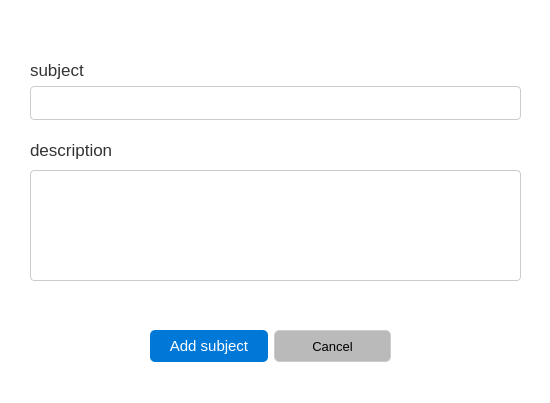
Qt form School_System/ui/AddSubjectDialog.ui (KasperJack/School-Management-System) before a commit.
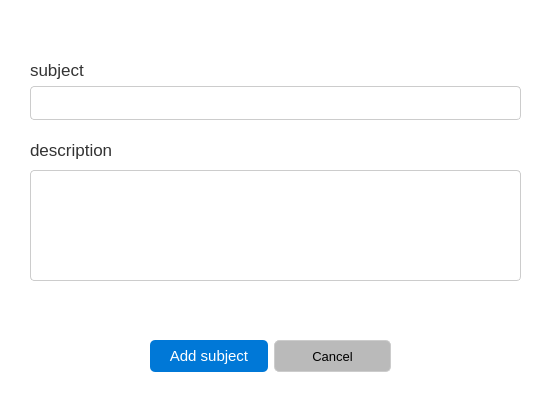
The same form after that commit.

What changed in the file:
```diff
--- a/School_System/ui/AddSubjectDialog.ui
+++ b/School_System/ui/AddSubjectDialog.ui
@@ -120,7 +120,7 @@
    <property name="geometry">
     <rect>
      <x>150</x>
-     <y>330</y>
+     <y>340</y>
      <width>241</width>
      <height>32</height>
     </rect>
```
